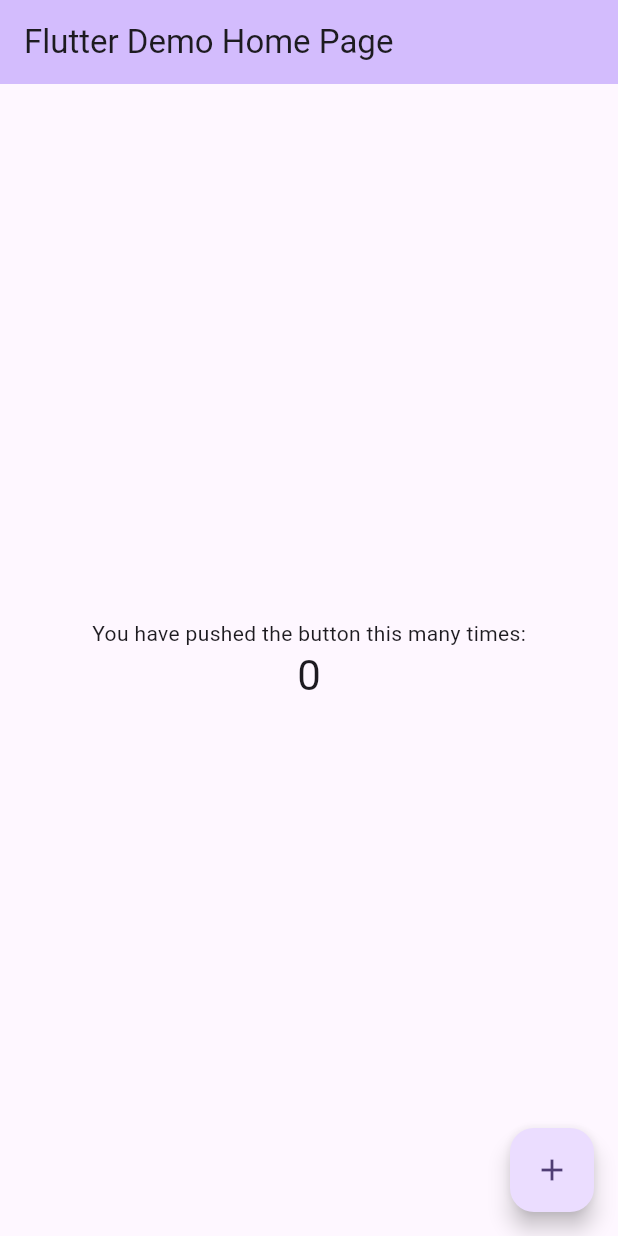
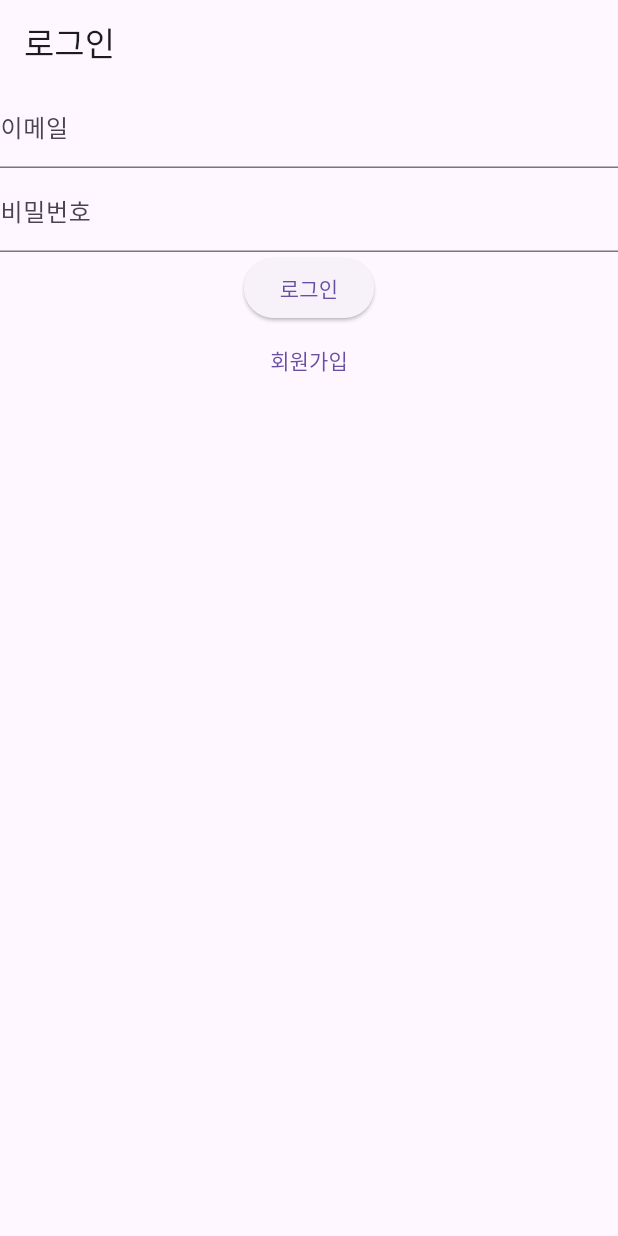
Before and after one commit to K-Roon/Food_recommend, a Flutter app: the screen it shows after launch, on a phone screen of 412 x 824 dp. Run offline on Flutter 3.47's test engine with Material 3 defaults, Android fonts, the phone set to English and light mode, and no system bars; our stand-ins replace cloud_firestore, firebase_auth, firebase_core; accounts and stored records are empty.

Commit message:
페이지 대거 추가

```diff
--- /dev/null
+++ b/lib/AuthenticationWrapper.dart
@@ -0,0 +1,27 @@
+import 'package:firebase_auth/firebase_auth.dart';
+import 'package:flutter/material.dart';
+import 'package:food_recommend/AdminPage.dart';
+import 'package:food_recommend/HomePage.dart';
+import 'package:food_recommend/LoginPage.dart';
+import 'package:food_recommend/UserPage.dart';
+
+class AuthenticationWrapper extends StatelessWidget {
+  @override
+  Widget build(BuildContext context) {
+    return StreamBuilder<User?>(
+      stream: FirebaseAuth.instance.authStateChanges(),
+      builder: (context, snapshot) {
+        if (snapshot.connectionState == ConnectionState.active) {
+          User? user = snapshot.data;
+          if (user == null) {
+            return LoginPage();
+          } else {
+            return HomePage();
+          }
+        } else {
+          return CircularProgressIndicator();
+        }
+      },
+    );
+  }
+}
--- /dev/null
+++ b/lib/LoginPage.dart
@@ -0,0 +1,74 @@
+import 'package:firebase_auth/firebase_auth.dart';
+import 'package:flutter/material.dart';
+
+class LoginPage extends StatefulWidget {
+  @override
+  _LoginPageState createState() => _LoginPageState();
+}
+
+class _LoginPageState extends State<LoginPage> {
+  final _formKey = GlobalKey<FormState>();
+  final _emailController = TextEditingController();
+  final _passwordController = TextEditingController();
+
+  Future<void> _signIn() async {
+    try {
+      await FirebaseAuth.instance.signInWithEmailAndPassword(
+        email: _emailController.text,
+        password: _passwordController.text,
+      );
+      // 로그인 성공 시 홈 화면으로 이동
+    } catch (e) {
+      // 에러 처리
+    }
+  }
+
+  @override
+  Widget build(BuildContext context) {
+    return Scaffold(
+      appBar: AppBar(title: Text('로그인')),
+      body: Form(
+        key: _formKey,
+        child: Column(
+          children: [
+            TextFormField(
+              controller: _emailController,
+              decoration: InputDecoration(labelText: '이메일'),
+              validator: (value) {
+                if (value == null || value.isEmpty) {
+                  return '이메일을 입력하세요';
+                }
+                return null;
+              },
+            ),
+            TextFormField(
+              controller: _passwordController,
+              decoration: InputDecoration(labelText: '비밀번호'),
+              obscureText: true,
+              validator: (value) {
+                if (value == null || value.isEmpty) {
+                  return '비밀번호를 입력하세요';
+                }
+                return null;
+              },
+            ),
+            ElevatedButton(
+              onPressed: () {
+                if (_formKey.currentState!.validate()) {
+                  _signIn();
+                }
+              },
+              child: Text('로그인'),
+            ),
+            TextButton(
+              onPressed: () {
+                // 회원가입 페이지로 이동
+              },
+              child: Text('회원가입'),
+            ),
+          ],
+        ),
+      ),
+    );
+  }
+}
--- a/lib/main.dart
+++ b/lib/main.dart
@@ -1,125 +1,22 @@
+import 'package:firebase_core/firebase_core.dart';
 import 'package:flutter/material.dart';
+import 'package:food_recommend/AuthenticationWrapper.dart';
 
-void main() {
-  runApp(const MyApp());
+void main() async {
+  WidgetsFlutterBinding.ensureInitialized();
+  await Firebase.initializeApp();
+  runApp(MyApp());
 }
 
 class MyApp extends StatelessWidget {
-  const MyApp({super.key});
-
-  // This widget is the root of your application.
   @override
   Widget build(BuildContext context) {
     return MaterialApp(
-      title: 'Flutter Demo',
+      title: '랜덤 음식 추천 앱',
       theme: ThemeData(
-        // This is the theme of your application.
-        //
-        // TRY THIS: Try running your application with "flutter run". You'll see
-        // the application has a purple toolbar. Then, without quitting the app,
-        // try changing the seedColor in the colorScheme below to Colors.green
-        // and then invoke "hot reload" (save your changes or press the "hot
-        // reload" button in a Flutter-supported IDE, or press "r" if you used
-        // the command line to start the app).
-        //
-        // Notice that the counter didn't reset back to zero; the application
-        // state is not lost during the reload. To reset the state, use hot
-        // restart instead.
-        //
-        // This works for code too, not just values: Most code changes can be
-        // tested with just a hot reload.
-        colorScheme: ColorScheme.fromSeed(seedColor: Colors.deepPurple),
-        useMaterial3: true,
+        primarySwatch: Colors.blue,
       ),
-      home: const MyHomePage(title: 'Flutter Demo Home Page'),
+      home: AuthenticationWrapper(),
     );
   }
 }
-
-class MyHomePage extends StatefulWidget {
-  const MyHomePage({super.key, required this.title});
-
-  // This widget is the home page of your application. It is stateful, meaning
-  // that it has a State object (defined below) that contains fields that affect
-  // how it looks.
-
-  // This class is the configuration for the state. It holds the values (in this
-  // case the title) provided by the parent (in this case the App widget) and
-  // used by the build method of the State. Fields in a Widget subclass are
-  // always marked "final".
-
-  final String title;
-
-  @override
-  State<MyHomePage> createState() => _MyHomePageState();
-}
-
-class _MyHomePageState extends State<MyHomePage> {
-  int _counter = 0;
-
-  void _incrementCounter() {
-    setState(() {
-      // This call to setState tells the Flutter framework that something has
-      // changed in this State, which causes it to rerun the build method below
-      // so that the display can reflect the updated values. If we changed
-      // _counter without calling setState(), then the build method would not be
-      // called again, and so nothing would appear to happen.
-      _counter++;
-    });
-  }
-
-  @override
-  Widget build(BuildContext context) {
-    // This method is rerun every time setState is called, for instance as done
-    // by the _incrementCounter method above.
-    //
-    // The Flutter framework has been optimized to make rerunning build methods
-    // fast, so that you can just rebuild anything that needs updating rather
-    // than having to individually change instances of widgets.
-    return Scaffold(
-      appBar: AppBar(
-        // TRY THIS: Try changing the color here to a specific color (to
-        // Colors.amber, perhaps?) and trigger a hot reload to see the AppBar
-        // change color while the other colors stay the same.
-        backgroundColor: Theme.of(context).colorScheme.inversePrimary,
-        // Here we take the value from the MyHomePage object that was created by
-        // the App.build method, and use it to set our appbar title.
-        title: Text(widget.title),
-      ),
-      body: Center(
-        // Center is a layout widget. It takes a single child and positions it
-        // in the middle of the parent.
-        child: Column(
-          // Column is also a layout widget. It takes a list of children and
-          // arranges them vertically. By default, it sizes itself to fit its
-          // children horizontally, and tries to be as tall as its parent.
-          //
-          // Column has various properties to control how it sizes itself and
-          // how it positions its children. Here we use mainAxisAlignment to
-          // center the children vertically; the main axis here is the vertical
-          // axis because Columns are vertical (the cross axis would be
-          // horizontal).
-          //
-          // TRY THIS: Invoke "debug painting" (choose the "Toggle Debug Paint"
-          // action in the IDE, or press "p" in the console), to see the
-          // wireframe for each widget.
-          mainAxisAlignment: MainAxisAlignment.center,
-          children: <Widget>[
-            const Text(
-              'You have pushed the button this many times:',
-            ),
-            Text(
-              '$_counter',
-              style: Theme.of(context).textTheme.headlineMedium,
-            ),
-          ],
-        ),
-      ),
-      floatingActionButton: FloatingActionButton(
-        onPressed: _incrementCounter,
-        tooltip: 'Increment',
-        child: const Icon(Icons.add),
-      ), // This trailing comma makes auto-formatting nicer for build methods.
-    );
-  }
-}
```
Also changed, not shown: lib/AdminPage.dart (added, +177 -0 lines), lib/HomePage.dart (added, +35 -0 lines), lib/SignUpPage.dart (added, +122 -0 lines), lib/UserPage.dart (added, +81 -0 lines), pubspec.lock, 3 other files.
